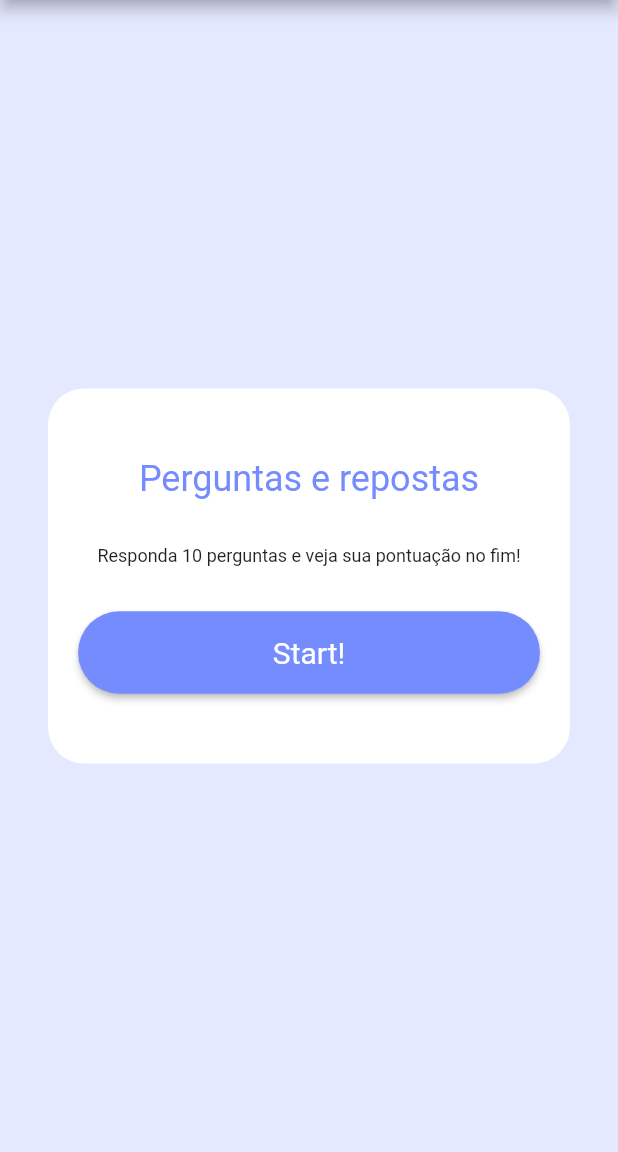
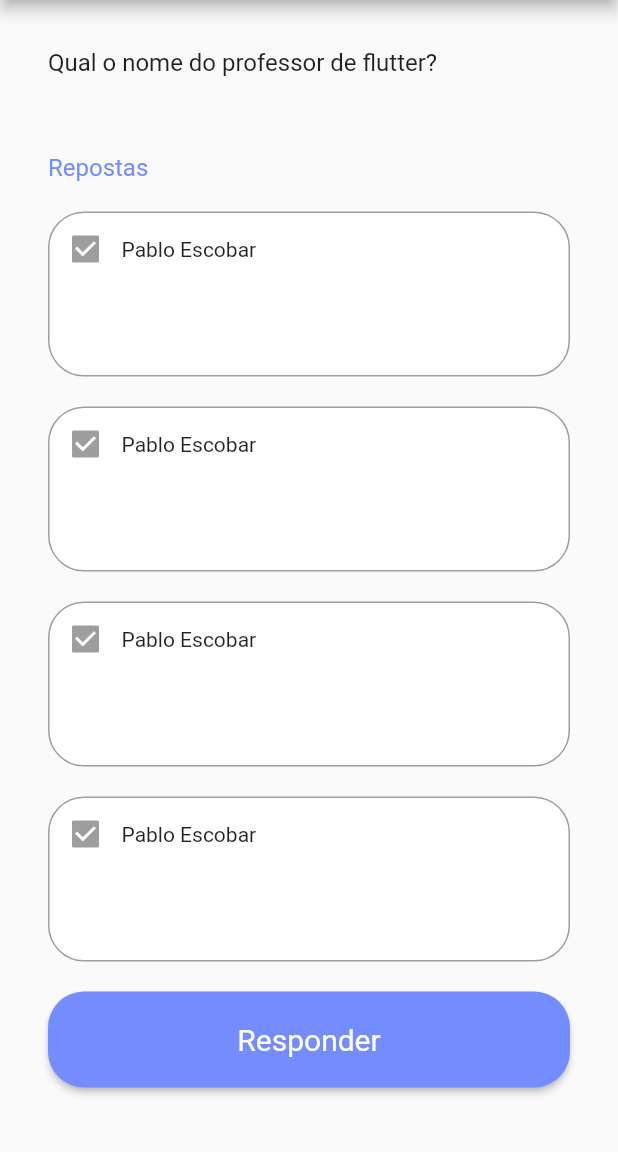
Before and after one commit to JoaoPauloPrata/perguntados, a Flutter app: the screen it shows after launch, on a phone screen of 412 x 824 dp, the part 84-1236 px from its top. Run offline on Flutter 3.47's test engine with Material 2 defaults, Android fonts, the phone set to English and light mode, and no system bars.

Commit message:
Tela de perguntas

```diff
--- a/perguntados/lib/main.dart
+++ b/perguntados/lib/main.dart
@@ -14,7 +14,7 @@ class MyApp extends StatelessWidget {
     return MaterialApp(
       title: 'Perguntados',
       theme: ThemeData(primaryColor: Color.fromRGBO(117, 140, 255, 1)),
-      home: const StartPage(),
+      home: const QuestionPage(),
     );
   }
 }
--- a/perguntados/lib/pages/pages.dart
+++ b/perguntados/lib/pages/pages.dart
@@ -1,2 +1,3 @@
 export 'login_page.dart';
 export 'start_page.dart';
+export 'question_page.dart';
--- /dev/null
+++ b/perguntados/lib/pages/question_page.dart
@@ -0,0 +1,83 @@
+import 'package:flutter/cupertino.dart';
+import 'package:flutter/material.dart';
+import 'package:perguntados/pages/pages.dart';
+
+class QuestionPage extends StatelessWidget {
+  const QuestionPage({Key? key}) : super(key: key);
+
+  @override
+  Widget build(BuildContext context) {
+    return Scaffold(
+      appBar: AppBar(
+        centerTitle: true,
+        backgroundColor: defaultColor,
+        title: Text('Perguntas e respostas'),
+      ),
+      body: Padding(
+          padding: EdgeInsets.all(32),
+          child: Column(
+            mainAxisAlignment: MainAxisAlignment.start,
+            crossAxisAlignment: CrossAxisAlignment.stretch,
+            children: [
+              Container(
+                height: 50,
+                child: Text(
+                  'Qual o nome do professor de flutter?',
+                  style: TextStyle(fontSize: 16),
+                ),
+              ),
+              SizedBox(height: 20),
+              Text(
+                'Repostas',
+                style: TextStyle(fontSize: 16, color: defaultColor),
+              ),
+              SizedBox(height: 20),
+              responseBox(),
+              SizedBox(height: 20),
+              responseBox(),
+              SizedBox(height: 20),
+              responseBox(),
+              SizedBox(height: 20),
+              responseBox(),
+              SizedBox(height: 20),
+              responseButton()
+            ],
+          )),
+    );
+  }
+
+  Container responseButton() {
+    return Container(
+        height: 64,
+        child: ElevatedButton(
+          style: ElevatedButton.styleFrom(
+              primary: defaultColor,
+              shape: RoundedRectangleBorder(
+                  borderRadius: BorderRadius.circular(24)),
+              textStyle: TextStyle(fontSize: 20)),
+          onPressed: () {},
+          child: const Text('Responder'),
+        ));
+  }
+
+  Container responseBox() {
+    return Container(
+      decoration: BoxDecoration(
+          border: Border.all(color: Colors.grey),
+          color: Colors.white,
+          borderRadius: BorderRadius.circular(24)),
+      height: 110,
+      child: Column(
+        children: [
+          Row(children: [
+            Checkbox(
+              value: true,
+              onChanged: null,
+            ),
+            Text('Pablo Escobar')
+          ])
+        ],
+      ),
+    );
+  }
+}
```
